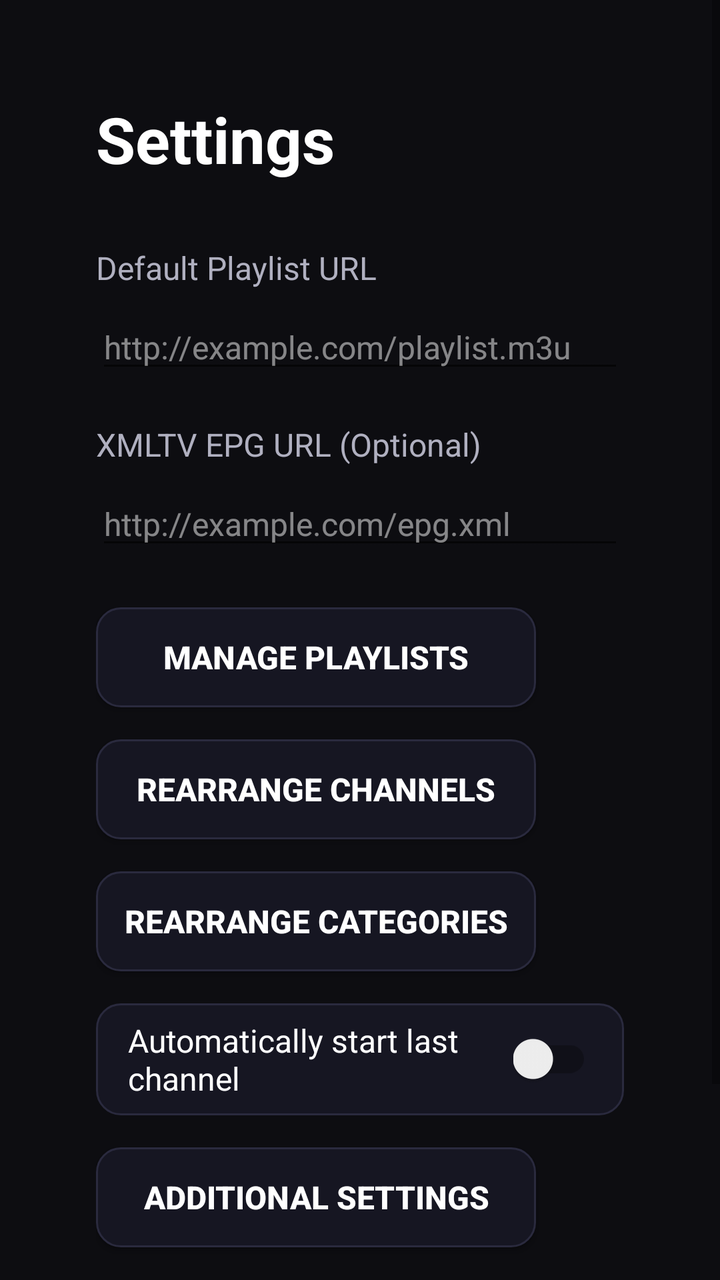
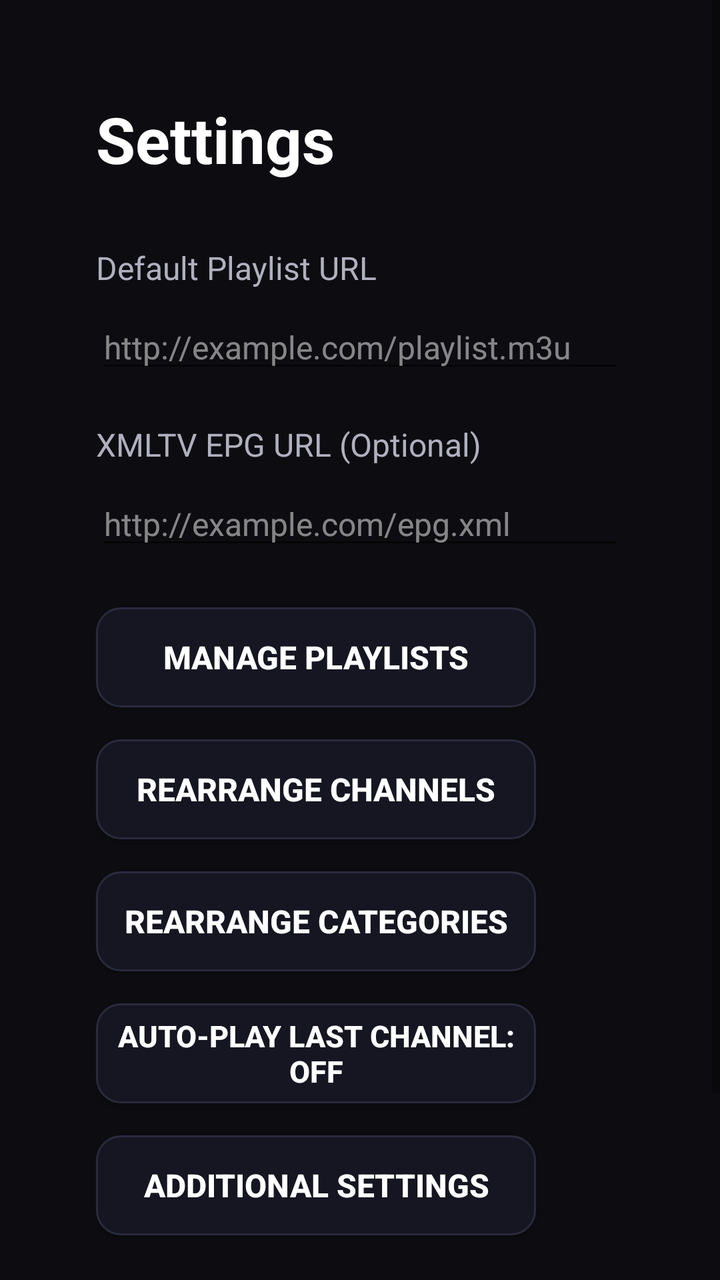

Two renders of the same Android screen: before a commit and after it. Below are the layout's source before the change and the commit's diff.
<!-- AndroidManifest.xml: application theme Theme.IPTVMate -->
<!-- res/layout/activity_settings.xml -->
<?xml version="1.0" encoding="utf-8"?>
<ScrollView xmlns:android="http://schemas.android.com/apk/res/android"
    android:layout_width="match_parent"
    android:layout_height="match_parent"
    android:background="@color/cinema_background"
    android:fillViewport="true">

    <LinearLayout
        android:layout_width="match_parent"
        android:layout_height="wrap_content"
        android:orientation="vertical"
        android:padding="48dp">

        <TextView
            android:layout_width="wrap_content"
            android:layout_height="wrap_content"
            android:layout_marginBottom="32dp"
            android:text="@string/settings"
            android:textColor="@color/cinema_text_primary"
            android:textSize="32sp"
            android:textStyle="bold" />

        <TextView
            android:layout_width="wrap_content"
            android:layout_height="wrap_content"
            android:layout_marginBottom="8dp"
            android:text="@string/default_playlist_url"
            android:textColor="@color/cinema_text_secondary"
            android:textSize="16sp" />

        <EditText
            android:id="@+id/etSettingsPlaylistUrl"
            android:layout_width="match_parent"
            android:layout_height="wrap_content"
            android:layout_marginBottom="20dp"
            android:autofillHints="uri"
            android:hint="@string/playlist_url_hint"
            android:inputType="textUri"
            android:maxLines="1"
            android:textColor="@color/cinema_text_primary"
            android:textColorHint="#80FFFFFF"
            android:textSize="16sp" />

        <TextView
            android:layout_width="wrap_content"
            android:layout_height="wrap_content"
            android:layout_marginBottom="8dp"
            android:text="@string/epg_url_label"
            android:textColor="@color/cinema_text_secondary"
            android:textSize="16sp" />

        <EditText
            android:id="@+id/etSettingsEpgUrl"
            android:layout_width="match_parent"
            android:layout_height="wrap_content"
            android:layout_marginBottom="24dp"
            android:autofillHints="uri"
            android:hint="@string/epg_url_hint"
            android:inputType="textUri"
            android:maxLines="1"
            android:textColor="@color/cinema_text_primary"
            android:textColorHint="#80FFFFFF"
            android:textSize="16sp" />

        <Button
            android:id="@+id/btnManagePlaylists"
            android:layout_width="220dp"
            android:layout_height="50dp"
            android:layout_marginBottom="16dp"
            android:background="@drawable/tv_focusable_background"
            android:focusable="true"
            android:focusableInTouchMode="true"
            android:gravity="center"
            android:text="@string/manage_playlists"
            android:textColor="@color/cinema_text_primary"
            android:textSize="16sp"
            android:textStyle="bold" />

        <Button
            android:id="@+id/btnRearrangeChannels"
            android:layout_width="220dp"
            android:layout_height="50dp"
            android:layout_marginBottom="16dp"
            android:background="@drawable/tv_focusable_background"
            android:focusable="true"
            android:focusableInTouchMode="true"
            android:gravity="center"
            android:text="@string/rearrange_channels"
            android:textColor="@color/cinema_text_primary"
            android:textSize="16sp"
            android:textStyle="bold" />

        <Button
            android:id="@+id/btnRearrangeCategories"
            android:layout_width="220dp"
            android:layout_height="50dp"
            android:layout_marginBottom="16dp"
            android:background="@drawable/tv_focusable_background"
            android:focusable="true"
            android:focusableInTouchMode="true"
            android:gravity="center"
            android:text="@string/rearrange_categories"
            android:textColor="@color/cinema_text_primary"
            android:textSize="16sp"
            android:textStyle="bold" />

        <LinearLayout
            android:id="@+id/layoutAutoPlayRow"
            android:layout_width="match_parent"
            android:layout_height="56dp"
            android:layout_marginBottom="16dp"
            android:background="@drawable/tv_focusable_background"
            android:clickable="true"
            android:focusable="true"
            android:focusableInTouchMode="true"
            android:gravity="center_vertical"
            android:orientation="horizontal"
            android:paddingHorizontal="16dp">

            <TextView
                android:layout_width="0dp"
                android:layout_height="wrap_content"
                android:layout_weight="1"
                android:text="@string/auto_play_last_channel"
                android:textColor="@color/cinema_text_primary"
                android:textSize="16sp" />

            <androidx.appcompat.widget.SwitchCompat
                android:id="@+id/switchAutoPlayLastChannel"
                android:layout_width="wrap_content"
                android:layout_height="wrap_content"
                android:clickable="false"
                android:focusable="false"
                android:focusableInTouchMode="false" />

        </LinearLayout>

        <Button
            android:id="@+id/btnAdditionalSettings"
            android:layout_width="220dp"
            android:layout_height="50dp"
            android:layout_marginBottom="24dp"
            android:background="@drawable/tv_focusable_background"
            android:focusable="true"
            android:focusableInTouchMode="true"
            android:gravity="center"
            android:text="@string/additional_settings_button"
            android:textColor="@color/cinema_text_primary"
            android:textSize="16sp"
            android:textStyle="bold" />

        <Button
            android:id="@+id/btnSaveSettings"
            android:layout_width="200dp"
            android:layout_height="60dp"
            android:background="@drawable/tv_focusable_background"
            android:focusable="true"
            android:focusableInTouchMode="true"
            android:gravity="center"
            android:text="@string/save_settings"
            android:textColor="@color/cinema_text_primary"
            android:textSize="18sp"
            android:textStyle="bold" />

    </LinearLayout>
</ScrollView>
<!-- resources referenced by this layout -->
<resources>
  <color name="cinema_background">#0D0D11</color>
  <color name="cinema_text_primary">#FFFFFF</color>
  <color name="cinema_text_secondary">#B0B0C0</color>
  <!-- drawable tv_focusable_background (drawable) -->
  <?xml version="1.0" encoding="utf-8"?>
  <selector xmlns:android="http://schemas.android.com/apk/res/android">
      <item android:state_focused="true">
          <shape android:shape="rectangle">
              <solid android:color="#1F4068" />
              <corners android:radius="12dp" />
              <stroke android:width="4dp" android:color="#00FFFF" />
          </shape>
      </item>
      <item>
          <shape android:shape="rectangle">
              <solid android:color="#161622" />
              <corners android:radius="12dp" />
              <stroke android:width="1dp" android:color="#2A2A3E" />
          </shape>
      </item>
  </selector>
  <string name="additional_settings_button">Additional Settings</string>
  <string name="auto_play_last_channel">Automatically start last channel</string>
  <string name="default_playlist_url">Default Playlist URL</string>
  <string name="epg_url_hint">http://example.com/epg.xml</string>
  <string name="epg_url_label">XMLTV EPG URL (Optional)</string>
  <string name="manage_playlists">Manage Playlists</string>
  <string name="playlist_url_hint">http://example.com/playlist.m3u</string>
  <string name="rearrange_categories">Rearrange Categories</string>
  <string name="rearrange_channels">Rearrange Channels</string>
  <string name="save_settings">Save Settings</string>
  <string name="settings">Settings</string>
  <style name="Theme.IPTVMate" parent="@style/Theme.AppCompat.DayNight.NoActionBar">
          <item name="colorPrimary">@color/cinema_primary</item>
          <item name="colorAccent">@color/cinema_secondary</item>
          <item name="android:windowBackground">@color/cinema_background</item>
          <item name="android:colorBackground">@color/cinema_background</item>
      </style>
  <color name="cinema_primary">#00E5FF</color>
  <color name="cinema_secondary">#7C4DFF</color>
</resources>

<!-- the commit's change to res/layout/activity_settings.xml (unified diff, before → after) -->
@@ -37,6 +37,7 @@
             android:hint="@string/playlist_url_hint"
             android:inputType="textUri"
             android:maxLines="1"
+            android:nextFocusDown="@+id/etSettingsEpgUrl"
             android:textColor="@color/cinema_text_primary"
             android:textColorHint="#80FFFFFF"
             android:textSize="16sp" />
@@ -58,6 +59,8 @@
             android:hint="@string/epg_url_hint"
             android:inputType="textUri"
             android:maxLines="1"
+            android:nextFocusUp="@+id/etSettingsPlaylistUrl"
+            android:nextFocusDown="@+id/btnManagePlaylists"
             android:textColor="@color/cinema_text_primary"
             android:textColorHint="#80FFFFFF"
             android:textSize="16sp" />
@@ -71,6 +74,8 @@
             android:focusable="true"
             android:focusableInTouchMode="true"
             android:gravity="center"
+            android:nextFocusUp="@+id/etSettingsEpgUrl"
+            android:nextFocusDown="@+id/btnRearrangeChannels"
             android:text="@string/manage_playlists"
             android:textColor="@color/cinema_text_primary"
             android:textSize="16sp"
@@ -85,6 +90,8 @@
             android:focusable="true"
             android:focusableInTouchMode="true"
             android:gravity="center"
+            android:nextFocusUp="@+id/btnManagePlaylists"
+            android:nextFocusDown="@+id/btnRearrangeCategories"
             android:text="@string/rearrange_channels"
             android:textColor="@color/cinema_text_primary"
             android:textSize="16sp"
@@ -99,41 +106,28 @@
             android:focusable="true"
             android:focusableInTouchMode="true"
             android:gravity="center"
+            android:nextFocusUp="@+id/btnRearrangeChannels"
+            android:nextFocusDown="@+id/btnAutoPlayToggle"
             android:text="@string/rearrange_categories"
             android:textColor="@color/cinema_text_primary"
             android:textSize="16sp"
             android:textStyle="bold" />
 
-        <LinearLayout
-            android:id="@+id/layoutAutoPlayRow"
-            android:layout_width="match_parent"
-            android:layout_height="56dp"
+        <Button
+            android:id="@+id/btnAutoPlayToggle"
+            android:layout_width="220dp"
+            android:layout_height="50dp"
             android:layout_marginBottom="16dp"
             android:background="@drawable/tv_focusable_background"
-            android:clickable="true"
             android:focusable="true"
             android:focusableInTouchMode="true"
-            android:gravity="center_vertical"
-            android:orientation="horizontal"
-            android:paddingHorizontal="16dp">
-
-            <TextView
-                android:layout_width="0dp"
-                android:layout_height="wrap_content"
-                android:layout_weight="1"
-                android:text="@string/auto_play_last_channel"
-                android:textColor="@color/cinema_text_primary"
-                android:textSize="16sp" />
-
-            <androidx.appcompat.widget.SwitchCompat
-                android:id="@+id/switchAutoPlayLastChannel"
-                android:layout_width="wrap_content"
-                android:layout_height="wrap_content"
-                android:clickable="false"
-                android:focusable="false"
-                android:focusableInTouchMode="false" />
-
-        </LinearLayout>
+            android:gravity="center"
+            android:nextFocusUp="@+id/btnRearrangeCategories"
+            android:nextFocusDown="@+id/btnAdditionalSettings"
+            android:text="@string/auto_play_last_channel_off"
+            android:textColor="@color/cinema_text_primary"
+            android:textSize="15sp"
+            android:textStyle="bold" />
 
         <Button
             android:id="@+id/btnAdditionalSettings"
@@ -144,6 +138,8 @@
             android:focusable="true"
             android:focusableInTouchMode="true"
             android:gravity="center"
+            android:nextFocusUp="@+id/btnAutoPlayToggle"
+            android:nextFocusDown="@+id/btnSaveSettings"
             android:text="@string/additional_settings_button"
             android:textColor="@color/cinema_text_primary"
             android:textSize="16sp"
@@ -157,6 +153,7 @@
             android:focusable="true"
             android:focusableInTouchMode="true"
             android:gravity="center"
+            android:nextFocusUp="@+id/btnAdditionalSettings"
             android:text="@string/save_settings"
             android:textColor="@color/cinema_text_primary"
             android:textSize="18sp"
<!-- resource entries referenced after the edit -->
@@ -22,7 +22,7 @@
       </item>
   </selector>
   <string name="additional_settings_button">Additional Settings</string>
-  <string name="auto_play_last_channel">Automatically start last channel</string>
+  <string name="auto_play_last_channel_off">Auto-play Last Channel: OFF</string>
   <string name="default_playlist_url">Default Playlist URL</string>
   <string name="epg_url_hint">http://example.com/epg.xml</string>
   <string name="epg_url_label">XMLTV EPG URL (Optional)</string>
